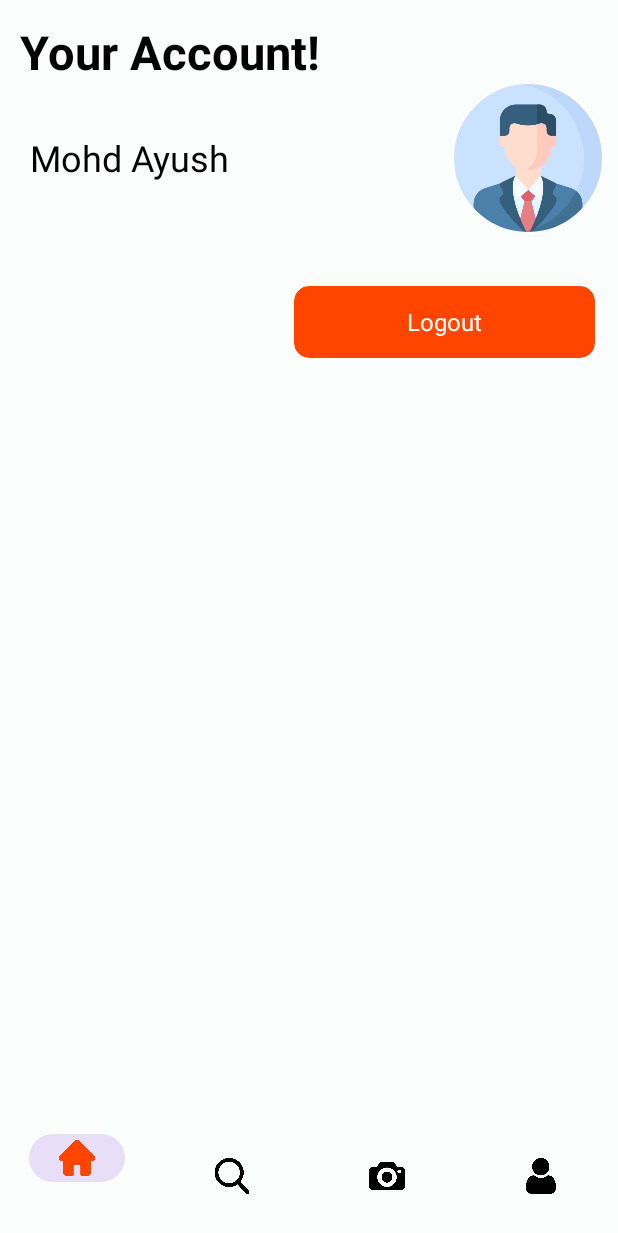
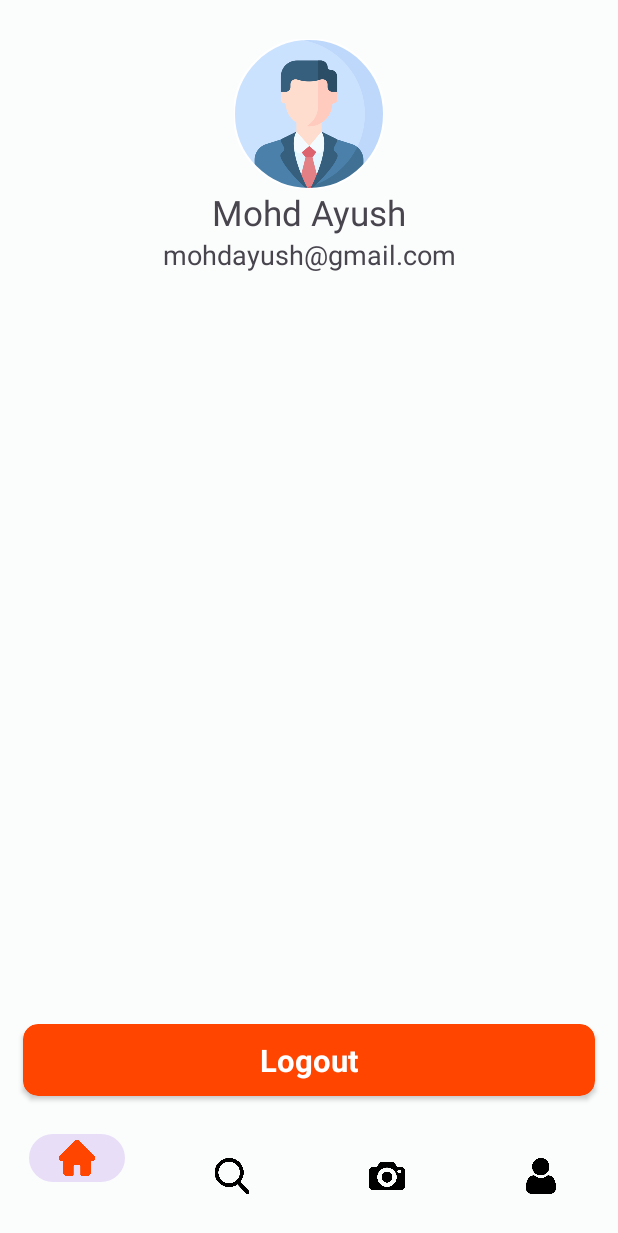
Before and after one commit to CoderMohitBansal/MedSwap, an Android app: the fragment UserFragment placed in its activity, on a phone screen of 412 x 824 dp. Shown: the top 1233 px of the screen. Run offline under Robolectric (Android 15) with nearby library versions, the phone set to English and light mode, and no system bars; our stand-ins replace sdp/ssp sizes; Roboto replaces fonts that are not available here.

Commit message:
Setting Profile.xml version 1.2.0

```diff
--- a/app/src/main/res/layout/fragment_user.xml
+++ b/app/src/main/res/layout/fragment_user.xml
@@ -1,5 +1,5 @@
 <?xml version="1.0" encoding="utf-8"?>
-<FrameLayout xmlns:android="http://schemas.android.com/apk/res/android"
+<RelativeLayout xmlns:android="http://schemas.android.com/apk/res/android"
     xmlns:tools="http://schemas.android.com/tools"
     android:layout_width="match_parent"
     android:layout_height="match_parent"
@@ -7,104 +7,76 @@
     android:background="#FBFDFC"
     tools:context=".Fragments.UserFragment">
 
-    <LinearLayout
+    <ScrollView
+        android:id="@+id/scrollView"
         android:layout_width="match_parent"
         android:layout_height="match_parent"
+        android:layout_above="@+id/logout_btn">
+
+        <RelativeLayout
+            android:layout_width="match_parent"
+            android:layout_height="wrap_content"
+            android:layout_gravity="center_horizontal"
+            android:gravity="center_horizontal"
             android:orientation="vertical">
 
-        <TextView
-            android:layout_width="wrap_content"
-            android:layout_height="wrap_content"
-            android:text="Your Account!"
-            android:textColor="@color/black"
-            android:layout_marginStart="@dimen/_10sdp"
-            android:textSize="@dimen/_24sdp"
-            android:textStyle="bold"
-            android:layout_marginTop="@dimen/_10sdp"/>
-
-        <LinearLayout
-            android:layout_width="match_parent"
-            android:layout_height="wrap_content"
-            android:paddingStart="10dp"
-            android:gravity="center_vertical"
-            android:paddingEnd="10dp"
-            android:orientation="horizontal">
-            <LinearLayout
-                android:layout_width="wrap_content"
-                android:layout_height="wrap_content"
-                android:layout_weight="2"
-                android:layout_marginStart="10dp"
-                android:orientation="vertical">
-
-                <TextView
-                    android:id="@+id/username_profile"
-                    android:layout_width="wrap_content"
-                    android:layout_height="wrap_content"
-                    android:textColor="@color/black"
-                    android:text="Mohd Ayush"
-                    android:textSize="24sp"/>
-            </LinearLayout>
 
             <com.google.android.material.imageview.ShapeableImageView
                 android:id="@+id/profile_img_profile"
+                app:shapeAppearanceOverlay="@style/circular"
+                app:strokeColor="@color/white"
+                app:strokeWidth="1dp"
                 android:layout_width="100dp"
+                android:layout_marginTop="@dimen/_20sdp"
                 android:layout_height="100dp"
-                android:background="@color/orange"
-                android:layout_gravity="center"
-                app:shapeAppearanceOverlay="@style/circular"
-                app:strokeWidth="1dp"
-                app:strokeColor="@color/white"
-                android:src="@drawable/avatar_icon"
-                android:scaleType="centerCrop"/>
+                android:layout_centerHorizontal="true"
+                android:background="#DC6161"
+                android:scaleType="centerCrop"
+                android:src="@drawable/avatar_icon" />
 
-        </LinearLayout>
-
-        <LinearLayout
+            <TextView
+                android:id="@+id/profile_username"
                 android:layout_width="match_parent"
                 android:layout_height="wrap_content"
-            android:layout_marginTop="35dp"
-            android:orientation="horizontal">
+                android:layout_below="@+id/profile_img_profile"
+                android:gravity="center_horizontal"
+                android:text="Mohd Ayush"
+                android:textSize="@dimen/_18sdp" />
+
+            <TextView
+                android:id="@+id/user_email_id"
+                android:layout_width="match_parent"
+                android:layout_height="wrap_content"
+                android:layout_below="@+id/profile_username"
+                android:gravity="center_horizontal"
+                android:text="mohdayush@gmail.com"
+                android:textSize="@dimen/_14sdp" />
+
+        </RelativeLayout>
+    </ScrollView>
+
+    <!-- Logout Button CardView at the bottom -->
     <androidx.cardview.widget.CardView
-                android:id="@+id/edit_profile_btn"
-                android:layout_width="wrap_content"
-                android:backgroundTint="#1E1E1E"
+        android:id="@+id/logout_btn"
+        app:cardCornerRadius="10dp"
+        android:layout_width="match_parent"
+        android:layout_height="wrap_content"
+        android:layout_alignParentBottom="true"
+        android:foregroundGravity="center"
         android:layout_marginStart="15dp"
-                android:layout_weight="1"
-                android:visibility="invisible"
-                app:cardCornerRadius="10dp"
+        android:elevation="@dimen/_12sdp"
         android:layout_marginEnd="15dp"
-                android:minHeight="48dp"
-                android:layout_height="wrap_content">
+        android:backgroundTint="@color/orange"
+        android:layout_marginBottom="@dimen/_10sdp"
+        android:minHeight="48dp">
         <TextView
             android:layout_width="match_parent"
+            android:layout_height="match_parent"
+            android:gravity="center"
             android:layout_gravity="center"
-                    android:gravity="center"
-                    android:textSize="16sp"
+            android:textStyle="bold"
+            android:text="@string/logout"
             android:textColor="@color/white"
-                    android:layout_height="match_parent"/>
+            android:textSize="@dimen/_16sdp" />
     </androidx.cardview.widget.CardView>
-
-            <androidx.cardview.widget.CardView
-                android:id="@+id/logout_btn"
-                android:layout_width="wrap_content"
-                android:backgroundTint="@color/orange"
-                android:layout_weight="1"
-                app:cardCornerRadius="10dp"
-                android:layout_marginStart="15dp"
-                android:layout_marginEnd="15dp"
-                android:minHeight="48dp"
-                android:layout_height="wrap_content">
-                <TextView
-                    android:layout_width="match_parent"
-                    android:layout_gravity="center"
-                    android:gravity="center"
-                    android:textSize="16sp"
-                    android:textColor="@color/white"
-                    android:layout_height="match_parent"
-                    android:text="@string/logout"/>
-            </androidx.cardview.widget.CardView>
-        </LinearLayout>
-
-    </LinearLayout>
-
-</FrameLayout>
+</RelativeLayout>
```
Also changed, not shown: app/src/main/res/drawable/card_rectangle.png (deleted). Lines whose indentation alone changed are shown as unchanged.
